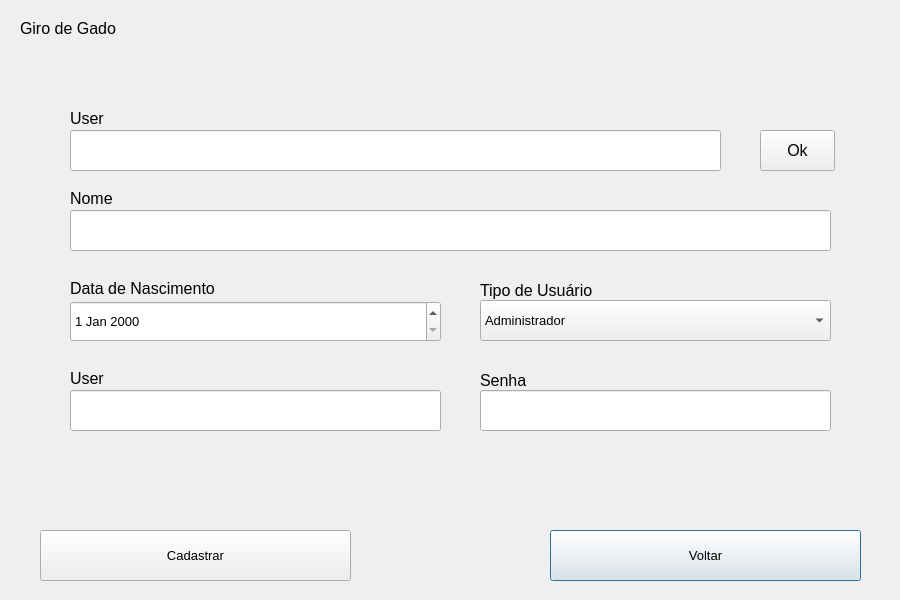
This is gui/views/usereditscreen.ui in MaceGabriel/GiroDeGado as Qt 5 draws it before an edit. The edited form follows.
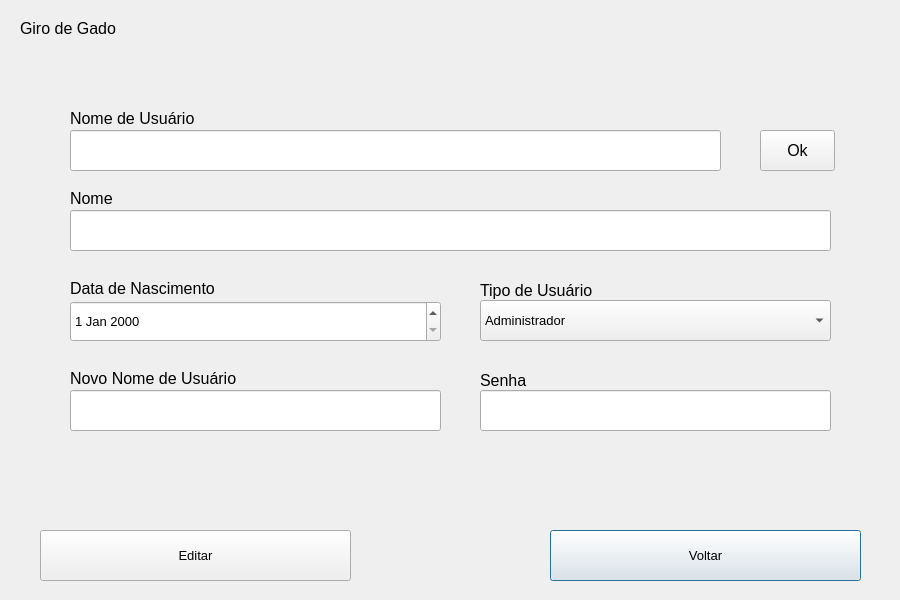
This is the edited form.

The edit to the form file:
```diff
--- a/gui/views/usereditscreen.ui
+++ b/gui/views/usereditscreen.ui
@@ -85,7 +85,7 @@
     <rect>
      <x>70</x>
      <y>370</y>
-     <width>61</width>
+     <width>221</width>
      <height>16</height>
     </rect>
    </property>
@@ -95,7 +95,7 @@
     </font>
    </property>
    <property name="text">
-    <string>User</string>
+    <string>Novo Nome de Usuário</string>
    </property>
   </widget>
   <widget class="QLabel" name="labelName">
@@ -233,7 +233,7 @@
     </font>
    </property>
    <property name="text">
-    <string>Cadastrar</string>
+    <string>Editar</string>
    </property>
   </widget>
   <widget class="QLabel" name="labelUserType">
@@ -292,7 +292,7 @@
     <rect>
      <x>70</x>
      <y>110</y>
-     <width>121</width>
+     <width>151</width>
      <height>16</height>
     </rect>
    </property>
@@ -302,7 +302,7 @@
     </font>
    </property>
    <property name="text">
-    <string>User</string>
+    <string>Nome de Usuário</string>
    </property>
   </widget>
  </widget>
```
Left out of the diff: 12 changed lines with no effect on the pictures.
